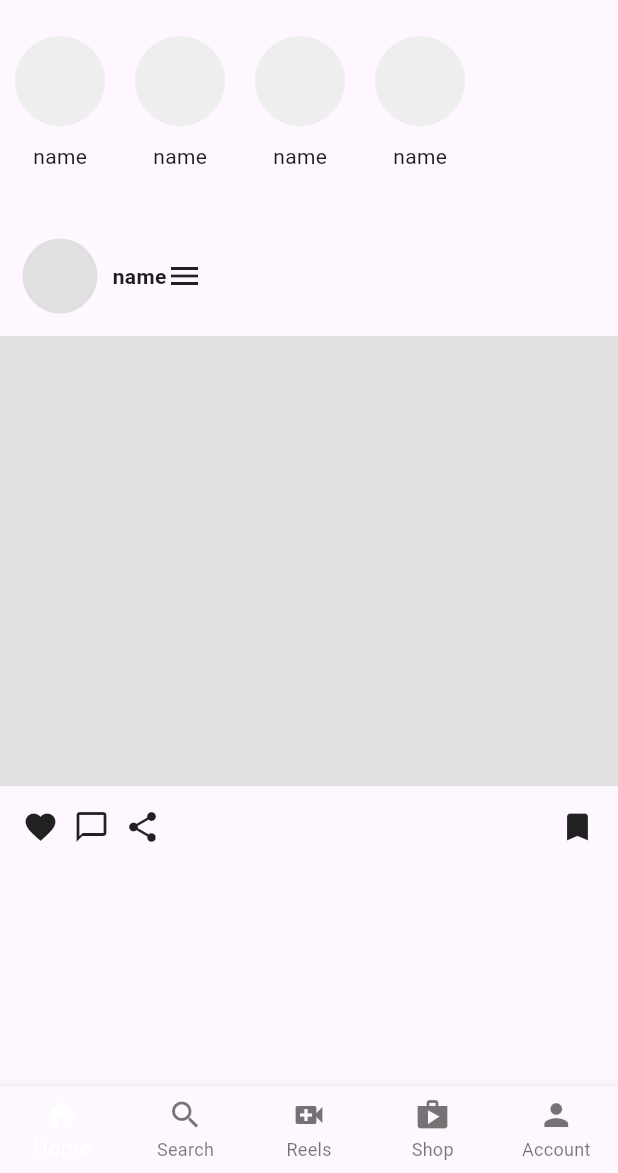
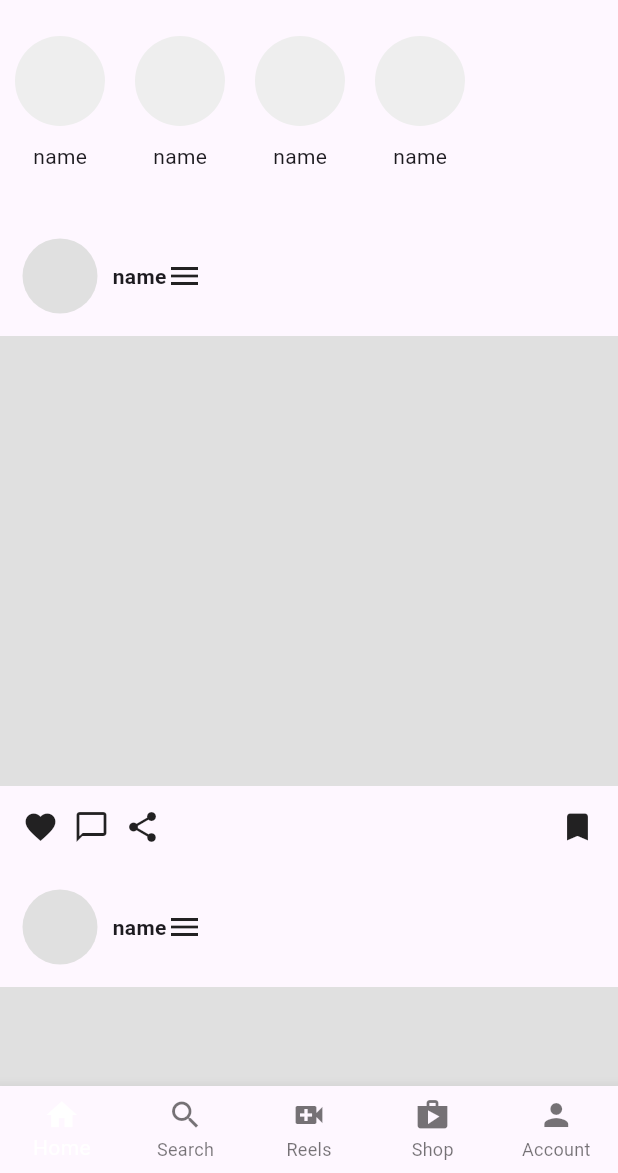
Before and after one commit to CLS11/instagram_clone, a Flutter app: the screen it shows after launch, on a phone screen of 412 x 824 dp, the part 63-1236 px from its top. Run offline on Flutter 3.47's test engine with Material 3 defaults, Android fonts, the phone set to English and light mode, and no system bars.

Commit message:
UI for the home page of the user with bubblestories and made scrollable using ListView.builder.

```diff
--- a/lib/pages/home.dart
+++ b/lib/pages/home.dart
@@ -48,7 +48,16 @@ class UserHome extends StatelessWidget {
               },
             ),
           ),
-          const UserPosts(name: 'Becky'),
+          Expanded(
+            child: ListView.builder(
+              itemCount: people.length,
+              itemBuilder: (context, index) {
+                return const UserPosts(
+                  name: 'Becky',
+                );
+              },
+            ),
+          ),
         ],
       ),
     );
```
